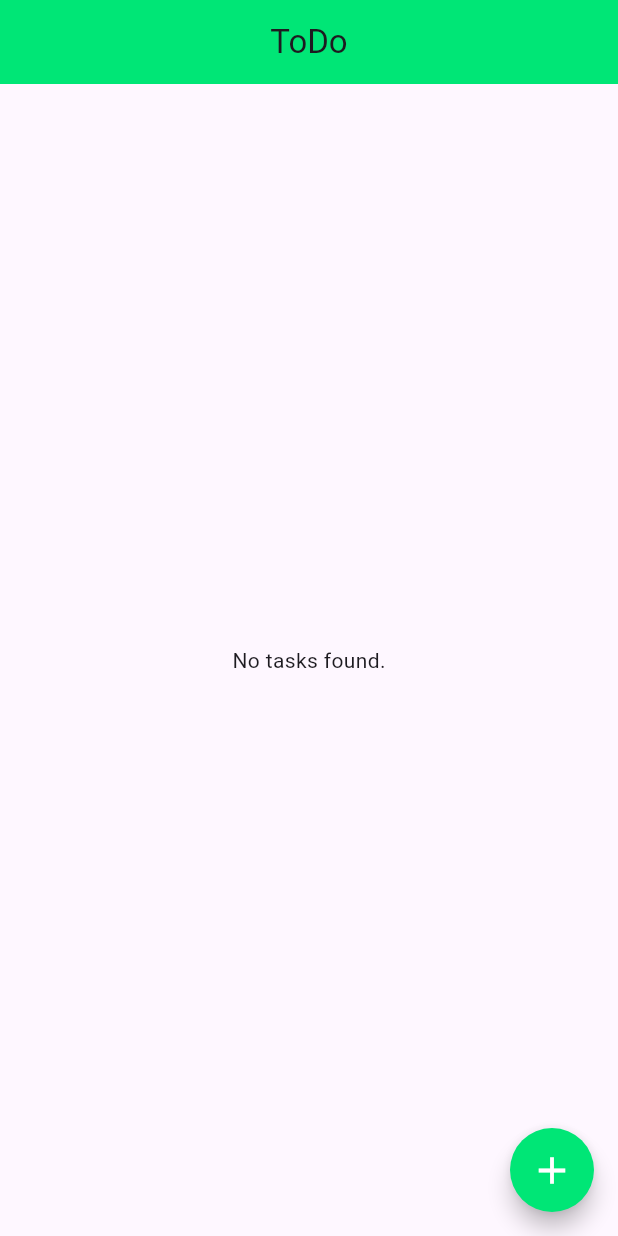
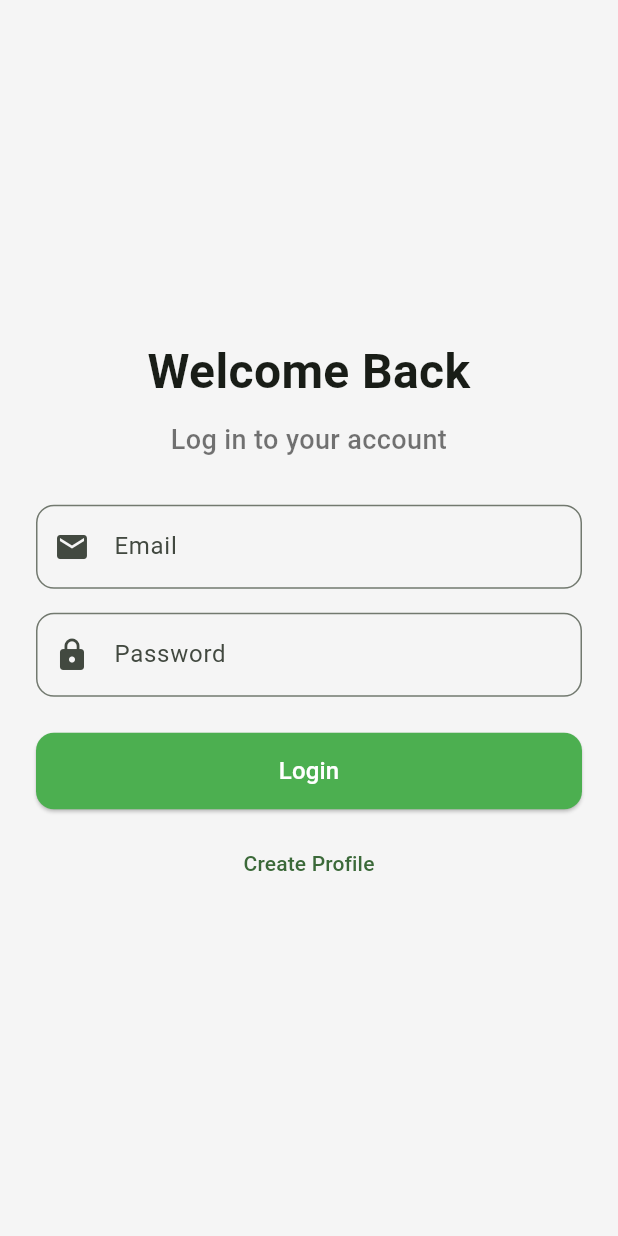
Before and after one commit to iArgho/todo, a Flutter app: the screen it shows after launch, on a phone screen of 412 x 824 dp. Run offline on Flutter 3.47's test engine with Material 3 defaults, Android fonts, the phone set to English and light mode, and no system bars; our stand-ins replace cloud_firestore, firebase_core, random_string; accounts and stored records are empty.

Commit message:
Refactor has added

```diff
--- /dev/null
+++ b/lib/Screens/auth/login_screen.dart
@@ -0,0 +1,96 @@
+import 'package:flutter/material.dart';
+import 'package:todo/Screens/auth/signup_screen.dart';
+import 'package:todo/Screens/task/home_screen.dart';
+
+class LoginScreen extends StatelessWidget {
+  const LoginScreen({super.key});
+
+  @override
+  Widget build(BuildContext context) {
+    return Scaffold(
+      backgroundColor: Colors.grey[100],
+      body: Center(
+        child: SingleChildScrollView(
+          padding: const EdgeInsets.all(24.0),
+          child: Column(
+            mainAxisSize: MainAxisSize.min,
+            crossAxisAlignment: CrossAxisAlignment.stretch,
+            children: [
+              const Text(
+                'Welcome Back',
+                textAlign: TextAlign.center,
+                style: TextStyle(fontSize: 32, fontWeight: FontWeight.bold),
+              ),
+              const SizedBox(height: 10),
+              const Text(
+                'Log in to your account',
+                textAlign: TextAlign.center,
+                style: TextStyle(
+                  fontSize: 18,
+                  fontWeight: FontWeight.w500,
+                  color: Colors.black54,
+                ),
+              ),
+              const SizedBox(height: 30),
+              TextField(
+                decoration: InputDecoration(
+                  labelText: 'Email',
+                  border: OutlineInputBorder(
+                    borderRadius: BorderRadius.circular(12),
+                  ),
+                  prefixIcon: const Icon(Icons.email),
+                ),
+              ),
+              const SizedBox(height: 16),
+              TextField(
+                obscureText: true,
+                decoration: InputDecoration(
+                  labelText: 'Password',
+                  border: OutlineInputBorder(
+                    borderRadius: BorderRadius.circular(12),
+                  ),
+                  prefixIcon: const Icon(Icons.lock),
+                ),
+              ),
+              const SizedBox(height: 24),
+              ElevatedButton(
+                onPressed: () {
+                  Navigator.pushReplacement(
+                    context,
+                    MaterialPageRoute(builder: (_) => const HomeScreen()),
+                  );
+                },
+                style: ElevatedButton.styleFrom(
+                  padding: const EdgeInsets.symmetric(vertical: 14),
+                  shape: RoundedRectangleBorder(
+                    borderRadius: BorderRadius.circular(12),
+                  ),
+                  backgroundColor: Colors.green,
+                ),
+                child: const Text(
+                  'Login',
+                  style: TextStyle(fontSize: 16, color: Colors.white),
+                ),
+              ),
+              const SizedBox(height: 12),
+              TextButton(
+                onPressed: () {
+                  Navigator.push(
+                    context,
+                    MaterialPageRoute(
+                      builder: (_) => const CreateProfileScreen(),
+                    ),
+                  );
+                },
+                child: const Text(
+                  'Create Profile',
+                  style: TextStyle(fontSize: 14),
+                ),
+              ),
+            ],
+          ),
+        ),
+      ),
+    );
+  }
+}
--- a/lib/Screens/home_screen.dart
+++ b/lib/Screens/task/home_screen.dart
@@ -1,7 +1,7 @@
 import 'package:flutter/material.dart';
 import 'package:cloud_firestore/cloud_firestore.dart';
 import 'package:todo/Database%20Service/database_service.dart';
-import 'package:todo/Screens/todo_task_dialog_screen.dart';
+import 'package:todo/Screens/task/todo_task_dialog_screen.dart';
 import 'package:todo/Widgets/task_list_widget.dart';
 
 class HomeScreen extends StatefulWidget {
@@ -38,7 +38,10 @@ class _HomeScreenState extends State<HomeScreen> {
   Widget build(BuildContext context) {
     return Scaffold(
       appBar: AppBar(
-        title: const Text('ToDo'),
+        title: const Text(
+          'ToDo',
+          style: TextStyle(fontSize: 24, fontWeight: FontWeight.w500),
+        ),
         centerTitle: true,
         backgroundColor: Colors.greenAccent.shade400,
       ),
--- a/lib/app.dart
+++ b/lib/app.dart
@@ -1,5 +1,5 @@
 import 'package:flutter/material.dart';
-import 'package:todo/Screens/home_screen.dart';
+import 'package:todo/Screens/splash_screen.dart';
 
 class TodoApp extends StatelessWidget {
   const TodoApp({super.key});
@@ -9,8 +9,11 @@ class TodoApp extends StatelessWidget {
     return MaterialApp(
       debugShowCheckedModeBanner: false,
       title: 'Todo App',
-      theme: ThemeData(primarySwatch: Colors.blue),
-      home: const HomeScreen(),
+      theme: ThemeData(
+        colorScheme: ColorScheme.fromSeed(seedColor: Color(0xFF4CAF50)),
+        useMaterial3: true,
+      ),
+      home: const SplashScreen(),
     );
   }
 }
--- a/pubspec.yaml
+++ b/pubspec.yaml
@@ -15,6 +15,7 @@ dependencies:
   firebase_core: ^3.13.0
   cloud_firestore: ^5.6.7
   random_string: ^2.3.1
+  get: ^4.7.2
 
 dev_dependencies:
   flutter_test:
```
Also changed, not shown: lib/Screens/auth/signup_screen.dart (added, +119 -0 lines), lib/Screens/edit_task_screen.dart (deleted, +0 -150 lines), lib/Screens/splash_screen.dart (added, +64 -0 lines), lib/Screens/task/edit_task_screen.dart (added, +165 -0 lines), lib/Widgets/task_list_widget.dart (+27 -3 lines), lib/Screens/task/todo_task_dialog_screen.dart (renamed from lib/Screens/todo_task_dialog_screen.dart), pubspec.lock.
